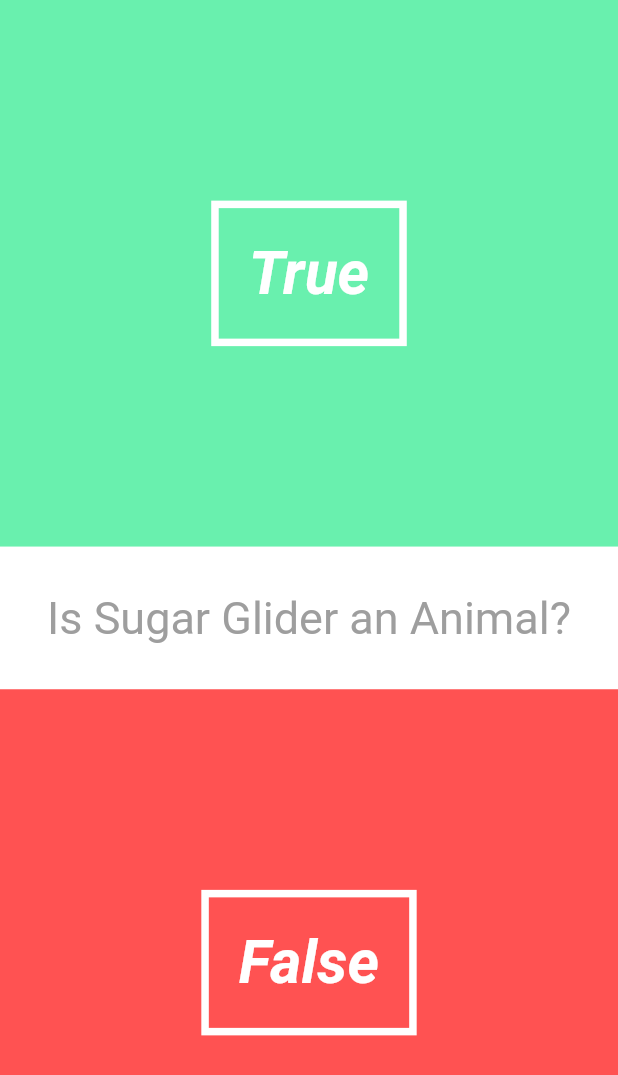
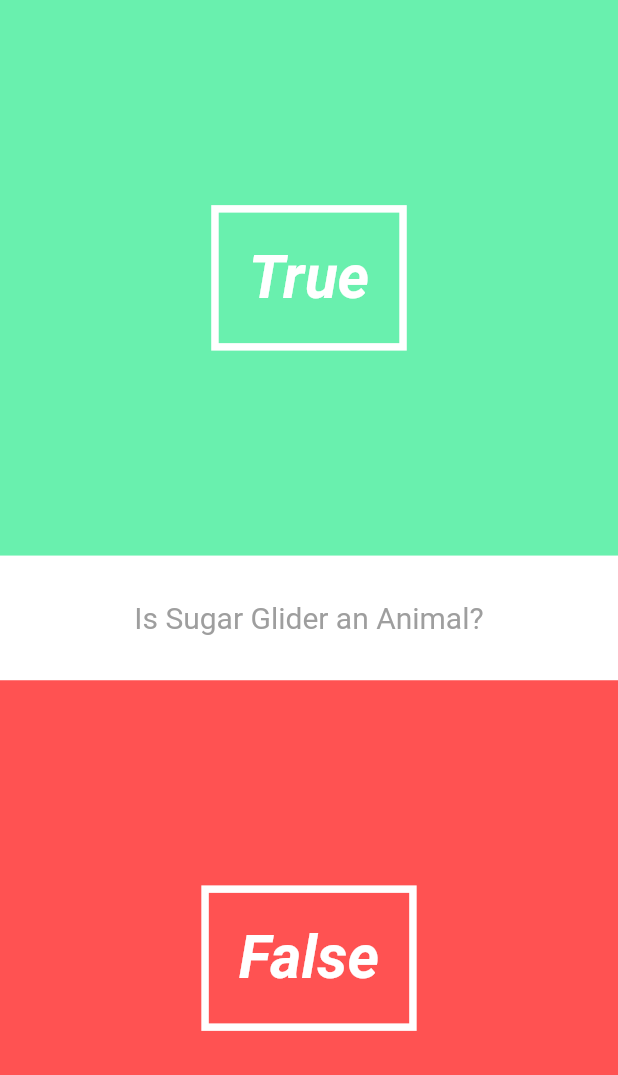
Before and after one commit to Guillem96/flutter-quiz, a Flutter app: the screen it shows after launch, on a phone screen of 412 x 824 dp. Shown: the top 1075 px of the screen. Run offline on Flutter 3.47's test engine with Material 2 defaults, Android fonts, the phone set to English and light mode, and no system bars.

Commit message:
Added animation to question text

```diff
--- a/lib/screens/quiz_screen/quiz_screen.dart
+++ b/lib/screens/quiz_screen/quiz_screen.dart
@@ -1,7 +1,7 @@
 import 'package:flutter/material.dart';
 import 'package:flutter_quiz/models/question.dart';
 import 'package:flutter_quiz/models/quiz.dart';
-import 'package:flutter_quiz/screens/quiz_screen/widgets/questionText.dart';
+import 'package:flutter_quiz/screens/quiz_screen/widgets/question_text.dart';
 import 'package:flutter_quiz/screens/quiz_screen/widgets/true_false_button.dart';
 
 class QuizPage extends StatefulWidget {
@@ -12,6 +12,7 @@ class QuizPage extends StatefulWidget {
 }
 
 class _QuizPageState extends State<QuizPage> {
+
   @override
   Widget build(BuildContext context) {
     return Stack(
--- /dev/null
+++ b/lib/screens/quiz_screen/widgets/correct_wrong_overlay.dart
@@ -0,0 +1,15 @@
+import 'package:flutter/material.dart';
+
+class CorrectWrongOverlay extends StatefulWidget {
+  @override
+  _CorrectWrongOverlayState createState() => _CorrectWrongOverlayState();
+}
+
+class _CorrectWrongOverlayState extends State<CorrectWrongOverlay> with SingleTickerProviderStateMixin {
+  @override
+  Widget build(BuildContext context) {
+    return Container(
+
+    );
+  }
+}
--- /dev/null
+++ b/lib/screens/quiz_screen/widgets/question_text.dart
@@ -0,0 +1,49 @@
+import 'package:flutter/material.dart';
+
+class QuestionText extends StatefulWidget {
+
+  final String _questionText;
+
+  const QuestionText(this._questionText);
+
+  @override
+  _QuestionTextState createState() => _QuestionTextState();
+}
+
+class _QuestionTextState extends State<QuestionText> with SingleTickerProviderStateMixin { //> With single ticker we van only have one animation controller
+
+  Animation<double> _fontSizeAnimation;   //> This will increment from 0 to 1 progressively
+  AnimationController _fontSizeAnimationController;
+
+  @override
+  void initState() {
+    super.initState();
+    _fontSizeAnimationController = new AnimationController(
+      duration: new Duration(milliseconds: 700),
+      vsync: this
+    );
+
+    _fontSizeAnimation = new CurvedAnimation(
+      parent: _fontSizeAnimationController,
+      curve: Curves.bounceOut // Animation increments type
+    );
+    _fontSizeAnimation.addListener(() => this.setState((){}));
+
+    _fontSizeAnimationController.forward();
+  }
+  @override
+  Widget build(BuildContext context) {
+    return new Material(
+      color: Colors.white,
+      child: new Center(
+        child: new Container(
+          padding: new EdgeInsets.symmetric(vertical: 30.0),
+          child: new Text(
+            widget._questionText,
+            style: new TextStyle(fontSize: _fontSizeAnimation.value * 20.0, color: Colors.grey),
+          ),
+        )
+      )
+    );
+  }
+}
```
